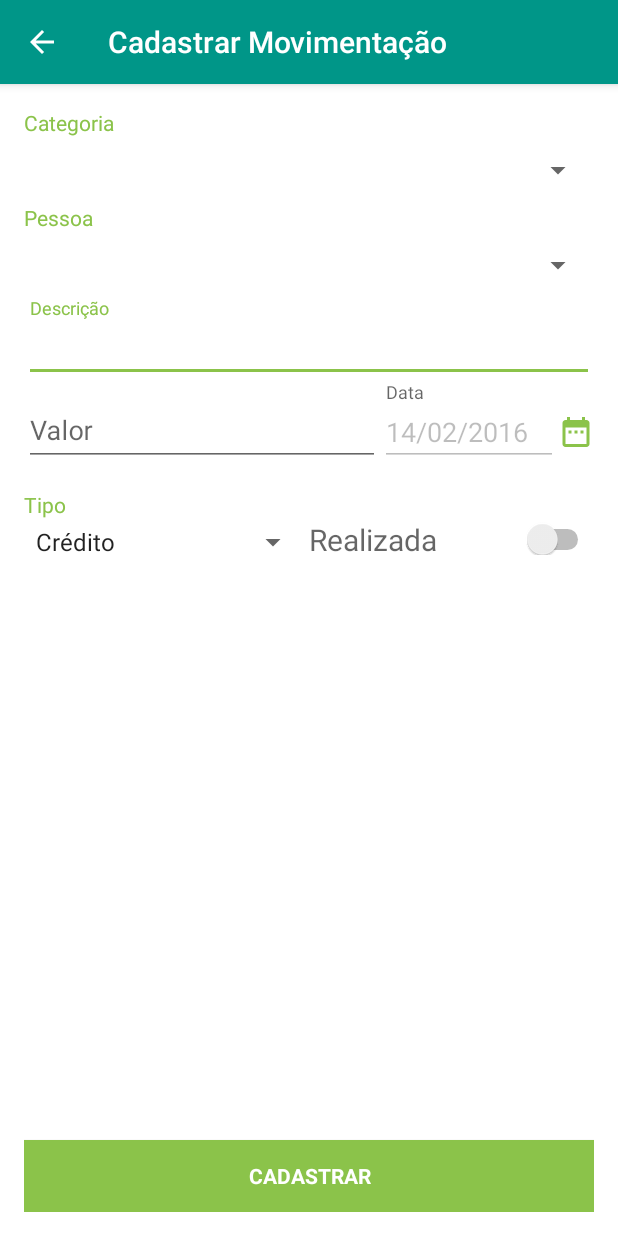
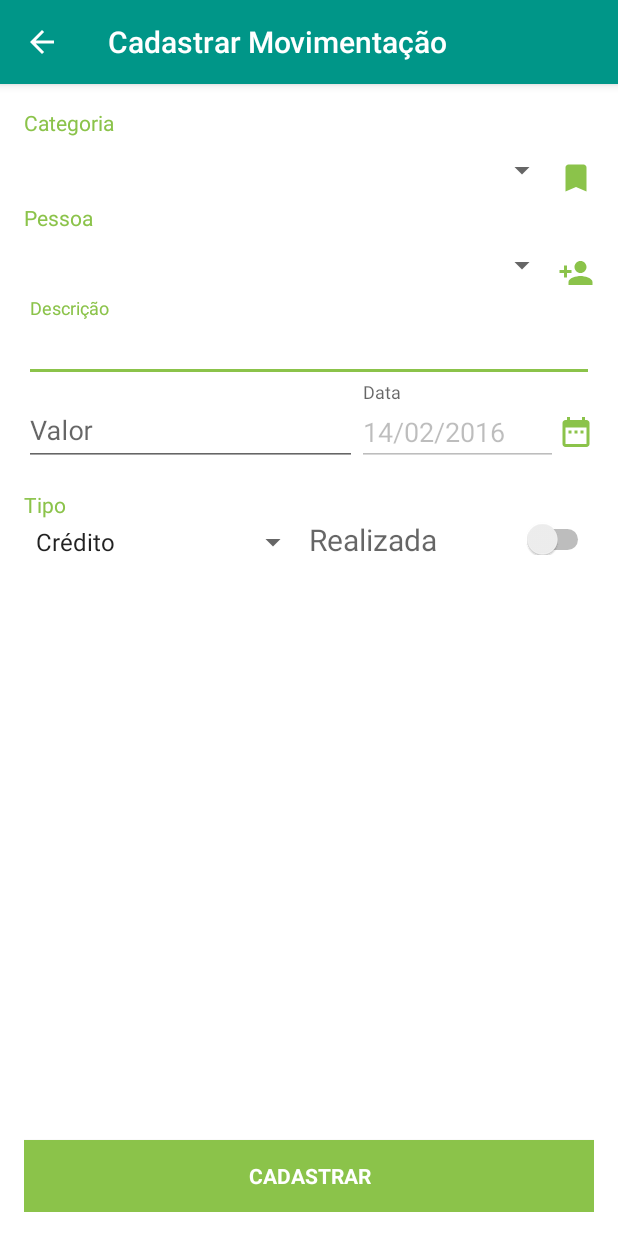
Before and after one commit to chicobentojr/minhaeiro, an Android app: the MovimentacaoCadastroActivity screen opened directly, with no data from a screen before it, on a phone screen of 412 x 824 dp. Run offline under Robolectric (Android 15) with nearby library versions, the phone set to English and light mode, and no system bars; our stand-ins replace Volley; 4 statements that could not run were skipped.

Commit message:
Implementa o cadastro de Categoria em MovimentacaoCadastroActivity - Adiciona ícones de cadastro de Pessoa e Categoria - Adiciona classe SpinnerHelper

```diff
--- /dev/null
+++ b/app/src/main/res/drawable/ic_button_categoria_adicionar.xml
@@ -0,0 +1,9 @@
+<vector xmlns:android="http://schemas.android.com/apk/res/android"
+    android:width="24dp"
+    android:height="24dp"
+    android:viewportHeight="24.0"
+    android:viewportWidth="24.0">
+    <path
+        android:fillColor="@color/accent"
+        android:pathData="M17 3H7c-1.1 0-1.99.9-1.99 2L5 21l7-3 7 3V5c0-1.1-.9-2-2-2z" />
+</vector>
--- /dev/null
+++ b/app/src/main/res/drawable/ic_button_pessoa_adicionar.xml
@@ -0,0 +1,9 @@
+<vector xmlns:android="http://schemas.android.com/apk/res/android"
+    android:width="24dp"
+    android:height="24dp"
+    android:viewportHeight="24.0"
+    android:viewportWidth="24.0">
+    <path
+        android:fillColor="@color/accent"
+        android:pathData="M15 12c2.21 0 4-1.79 4-4s-1.79-4-4-4-4 1.79-4 4 1.79 4 4 4zm-9-2V7H4v3H1v2h3v3h2v-3h3v-2H6zm9 4c-2.67 0-8 1.34-8 4v2h16v-2c0-2.66-5.33-4-8-4z" />
+</vector>
--- a/app/src/main/res/layout/activity_movimentacao_cadastro.xml
+++ b/app/src/main/res/layout/activity_movimentacao_cadastro.xml
@@ -26,13 +26,30 @@
             android:text="@string/lblCategoria"
             android:textColor="@color/accent" />
 
+        <LinearLayout
+            android:layout_width="match_parent"
+            android:layout_height="wrap_content"
+            android:orientation="horizontal">
+
             <Spinner
                 android:id="@+id/spnCategoria"
-                android:layout_width="match_parent"
+                android:layout_width="0dp"
                 android:layout_height="wrap_content"
                 android:layout_marginBottom="@dimen/spinner_margin_vertical"
                 android:layout_marginTop="@dimen/spinner_margin_vertical"
-                android:prompt="@string/spnCategoriaPrompt"/>
+                android:layout_weight="1"
+                android:prompt="@string/spnCategoriaPrompt" />
+
+            <ImageButton
+                android:id="@+id/btnCategoriaAdicionar"
+                android:layout_width="wrap_content"
+                android:layout_height="match_parent"
+                android:layout_marginTop="10dp"
+                android:background="@android:color/transparent"
+                android:onClick="abrirCategoriaDialog"
+                android:src="@drawable/ic_button_categoria_adicionar" />
+        </LinearLayout>
+
 
         <TextView
             android:layout_width="match_parent"
@@ -40,14 +57,28 @@
             android:text="@string/lblPessoa"
             android:textColor="@color/accent" />
 
+        <LinearLayout
+            android:layout_width="match_parent"
+            android:layout_height="wrap_content">
+
             <Spinner
                 android:id="@+id/spnPessoa"
-                android:layout_width="match_parent"
+                android:layout_width="0dp"
+                android:layout_weight="1"
                 android:layout_height="wrap_content"
                 android:layout_marginBottom="@dimen/spinner_margin_vertical"
                 android:layout_marginTop="@dimen/spinner_margin_vertical"
                 android:prompt="@string/spnPessoaPrompt" />
+            <ImageButton
+                android:id="@+id/btnPessoaAdicionar"
+                android:layout_width="wrap_content"
+                android:layout_height="match_parent"
+                android:layout_marginTop="10dp"
+                android:background="@android:color/transparent"
+                android:onClick="abrirPessoaDialog"
+                android:src="@drawable/ic_button_pessoa_adicionar" />
 
+        </LinearLayout>
             <android.support.design.widget.TextInputLayout
                 android:layout_width="match_parent"
                 android:layout_height="wrap_content">
@@ -86,7 +117,7 @@
                 <android.support.design.widget.TextInputLayout
                     android:layout_width="0dp"
                     android:layout_height="wrap_content"
-                    android:layout_weight="0.25">
+                    android:layout_weight="0.3">
 
                     <EditText
                         android:id="@+id/txtMovimentacaoData"
```
Also changed, not shown: app/src/main/java/br/com/chicobentojr/minhaeiro/activity/MovimentacaoCadastroActivity.java (+69 -9 lines), app/src/main/java/br/com/chicobentojr/minhaeiro/activity/MovimentacaoDetalheActivity.java (+5 -15 lines), app/src/main/java/br/com/chicobentojr/minhaeiro/models/Categoria.java (+12 -0 lines), app/src/main/java/br/com/chicobentojr/minhaeiro/utils/ApiRoutes.java (+10 -1 lines), app/src/main/java/br/com/chicobentojr/minhaeiro/utils/SpinnerHelper.java (added, +19 -0 lines), app/src/main/res/layout/dialog_categoria_cadastro.xml (added, +22 -0 lines), 1 other file. Lines whose indentation alone changed are shown as unchanged.
